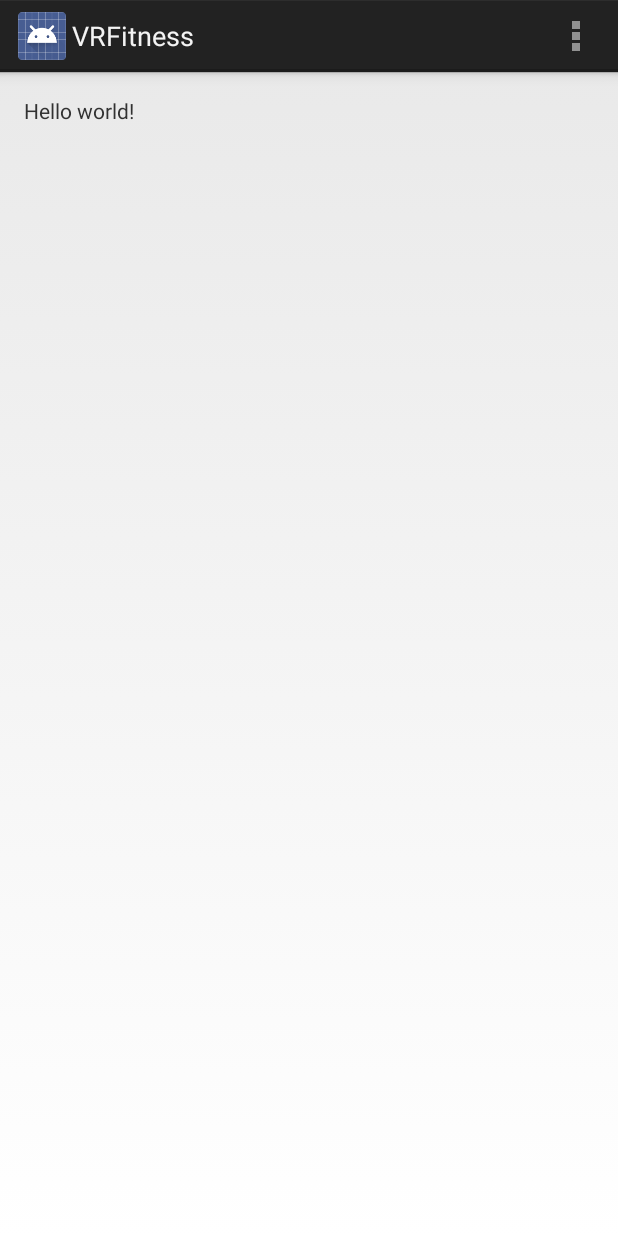
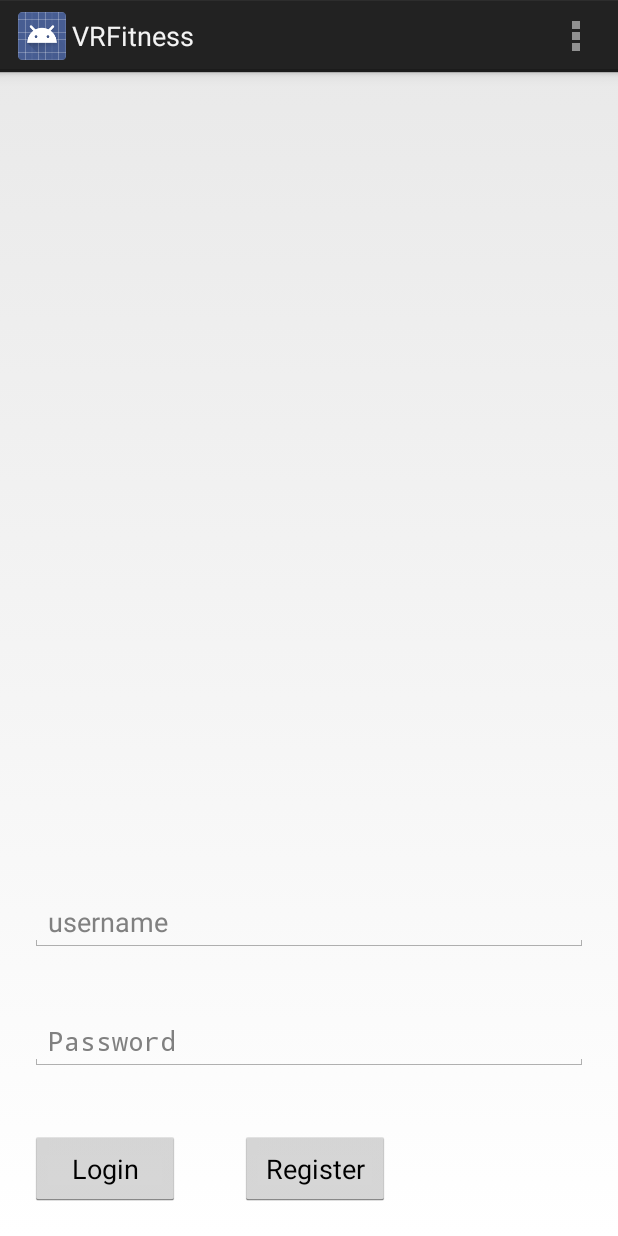
Before and after one commit to tomasro27/hackTX-Flappy-Fitness-companion, an Android app: the screen it shows after launch (MainActivity), on a phone screen of 412 x 824 dp. Run offline under Robolectric (Android 15) with nearby library versions, the phone set to English and light mode, and no system bars; 1 statement that could not run was skipped.

```diff
--- a/VRFitness/mobile/build.gradle
+++ b/VRFitness/mobile/build.gradle
@@ -23,4 +23,5 @@ dependencies {
     compile fileTree(dir: 'libs', include: ['*.jar'])
     wearApp project(':wear')
     compile 'com.google.android.gms:play-services-wearable:+'
+    compile files('libs/Parse-1.7.1.jar')
 }
--- a/VRFitness/mobile/src/main/AndroidManifest.xml
+++ b/VRFitness/mobile/src/main/AndroidManifest.xml
@@ -1,6 +1,9 @@
 <?xml version="1.0" encoding="utf-8"?>
 <manifest xmlns:android="http://schemas.android.com/apk/res/android"
     package="com.hacktx.vrfitness" >
+
+    <uses-permission android:name="android.permission.INTERNET" />
+    <uses-permission android:name="android.permission.ACCESS_NETWORK_STATE" />
 
     <application
         android:allowBackup="true"
--- a/VRFitness/mobile/src/main/java/com/hacktx/vrfitness/LoginFragment.java
+++ b/VRFitness/mobile/src/main/java/com/hacktx/vrfitness/LoginFragment.java
@@ -5,19 +5,55 @@ import android.os.Bundle;
 import android.view.LayoutInflater;
 import android.view.View;
 import android.view.ViewGroup;
+import android.widget.AdapterView;
+import android.widget.Button;
+import android.widget.EditText;
 
 /**
  * Created by TR on 10/18/2014.
  */
 public class LoginFragment extends Fragment {
 
+    EditText username;
+    EditText password;
+    Button login;
+    Button register;
+
     @Override
     public void onCreate(Bundle ksavedInstanceState) { super.onCreate(ksavedInstanceState);}
 
     @Override
     public View onCreateView(LayoutInflater inflater, ViewGroup parent,
-                             Bundle SavedInstanceState) {
-        View v = inflater.inflate(R.layout.main_fragment, parent, false);
+                             Bundle SavedInstanceState)
+    {
+        View v = inflater.inflate(R.layout.login_fragment, parent, false);
+
+        username = (EditText) v.findViewById(R.id.username);
+        password = (EditText) v.findViewById(R.id.password);
+        login = (Button) v.findViewById(R.id.login);
+        register = (Button) v.findViewById(R.id.register);
+
+        login.setOnClickListener(new View.OnClickListener(){
+            @Override
+            public void onClick(View v)
+            {
+
+            }
+
+        });
+
+        register.setOnClickListener(new View.OnClickListener(){
+            @Override
+            public void onClick(View v)
+            {
+
+            }
+
+        });
+
+
+
+
 
 
 
--- a/VRFitness/mobile/src/main/java/com/hacktx/vrfitness/MainActivity.java
+++ b/VRFitness/mobile/src/main/java/com/hacktx/vrfitness/MainActivity.java
@@ -9,6 +9,8 @@ import android.view.Menu;
 import android.view.MenuItem;
 import android.view.View;
 import android.view.ViewGroup;
+import com.parse.Parse;
+import com.parse.ParseAnalytics;
 
 
 public class MainActivity extends Activity {
@@ -18,12 +20,15 @@ public class MainActivity extends Activity {
         super.onCreate(savedInstanceState);
         setContentView(R.layout.activity_home);
 
+        Parse.initialize(this, "6vrJyNw2yXC9lXa86z0zqP3w7rcqcY6NmogzZjw1", "YF1txyQ3vHGUaFm1SMkaFWsvgjST9MpruqcxmemO");
+
         FragmentManager manager = getFragmentManager();
         Fragment fragment = manager.findFragmentById(R.id.container);
 
-        //if(fragment == null) {
+        if(fragment == null) {
             fragment = new LoginFragment();
             manager.beginTransaction().add(R.id.container, fragment).commit();
+        }
 
     }
 
--- a/VRFitness/mobile/src/main/res/layout/login_fragment.xml
+++ b/VRFitness/mobile/src/main/res/layout/login_fragment.xml
@@ -4,22 +4,49 @@
     android:orientation="vertical" android:layout_width="match_parent"
     android:layout_height="match_parent">
 
+
     <EditText
         android:layout_width="match_parent"
         android:layout_height="wrap_content"
         android:layout_above="@+id/password"
         android:id="@+id/username"
-        android:text="Username"
+        android:hint="username"
+        android:layout_margin="20dp"
         />
 
     <EditText
         android:id="@+id/password"
         android:layout_width="match_parent"
         android:layout_height="wrap_content"
+        android:layout_above="@+id/login"
+        android:hint="Password"
+        android:password="true"
+        android:layout_margin="20dp"
+        />
+
+    <Button
+        android:layout_width="100dp"
+        android:layout_height="50dp"
+        android:id="@+id/login"
+        android:layout_margin="20dp"
+        android:text="Login"
         android:layout_alignParentBottom="true"
-        android:text="Password"
+
+        />
+
+    <Button
+        android:layout_width="100dp"
+        android:layout_height="50dp"
+        android:id="@+id/register"
+        android:layout_margin="20dp"
+        android:text="Register"
+        android:layout_alignParentBottom="true"
+        android:layout_toRightOf="@id/login"
         />
 
 
 
+
+
+
 </RelativeLayout>
```
Also changed, not shown: VRFitness/mobile/libs/Parse-1.7.1.jar (added), 1 other file.
